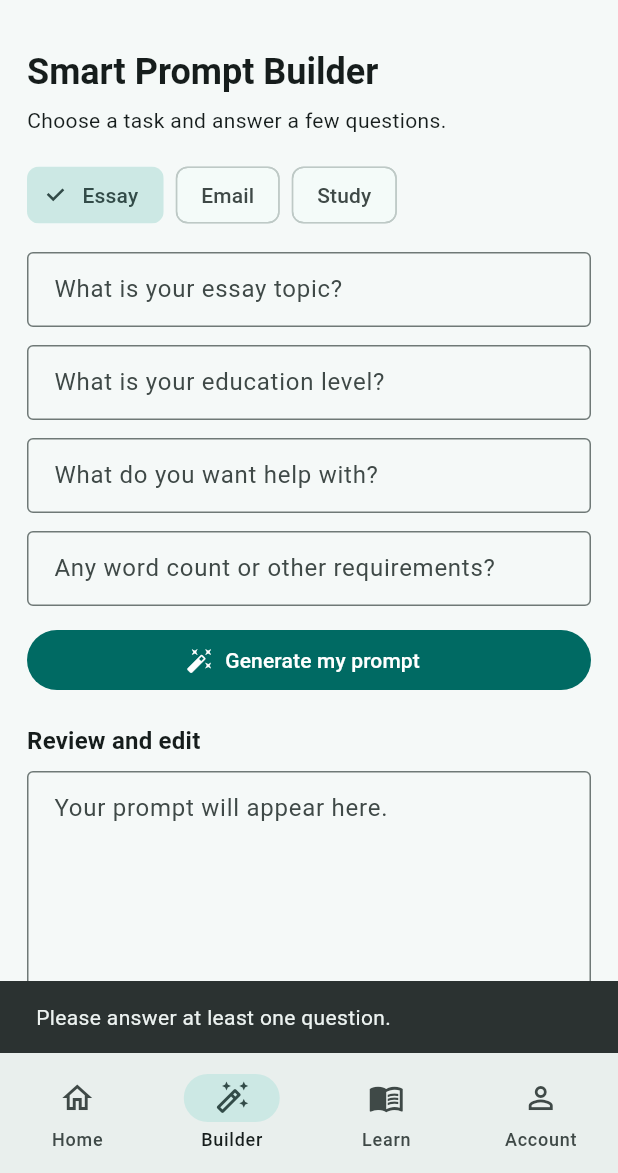
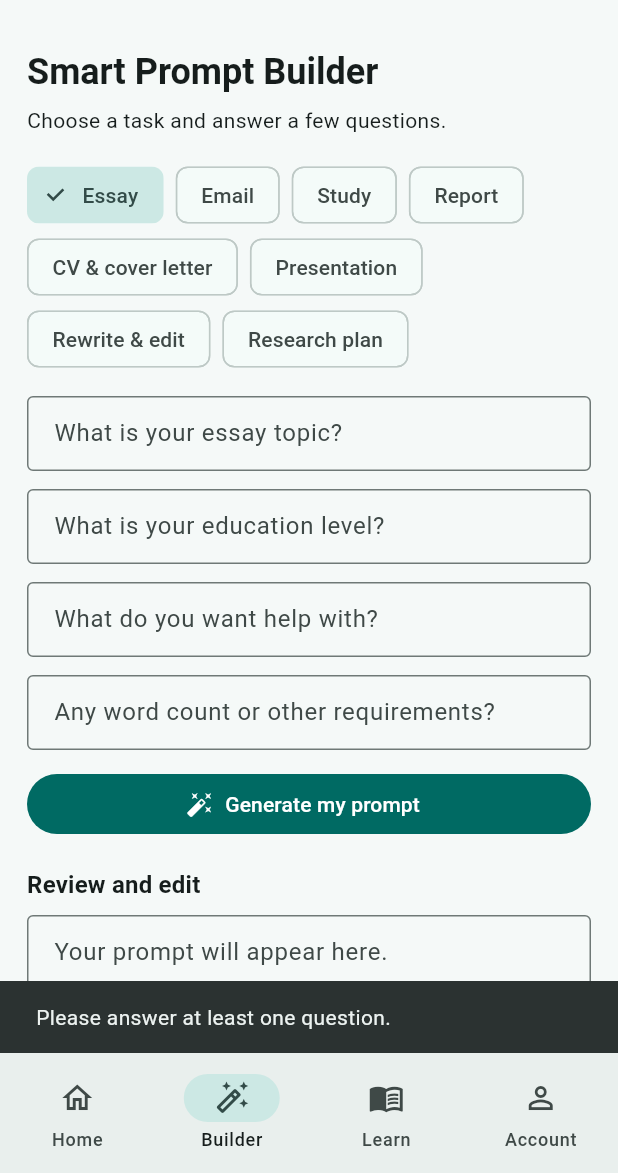
Before and after one commit to MarwaMossini/ask-better, a Flutter app: the screen it shows after launch, item 2 of the bottom bar chosen, after a tap on "Generate my prompt", on a phone screen of 412 x 824 dp, the part 63-1236 px from its top. Run offline on Flutter 3.47's test engine with Material 3 defaults, Android fonts, the phone set to English and light mode, and no system bars; our stand-ins replace material_ui.

Commit message:
Expand the bilingual prompt builder with five guided tasks

```diff
--- a/lib/main.dart
+++ b/lib/main.dart
@@ -298,6 +298,36 @@ const _questions = <String, List<PromptQuestion>>{
     PromptQuestion('What is difficult or confusing?', 'কোন অংশটি কঠিন লাগছে?'),
     PromptQuestion('What kind of examples would help?', 'কেমন উদাহরণে বুঝতে সুবিধা হবে?'),
   ],
+  'report': [
+    PromptQuestion('What is the report about?', 'প্রতিবেদনের বিষয় কী?'),
+    PromptQuestion('Who will read it?', 'কারা এটি পড়বেন?'),
+    PromptQuestion('What findings or data can I use?', 'কোন ফলাফল বা তথ্য ব্যবহার করা যাবে?'),
+    PromptQuestion('What sections or length are required?', 'কোন অংশ বা দৈর্ঘ্য প্রয়োজন?'),
+  ],
+  'career': [
+    PromptQuestion('What role are you applying for?', 'কোন পদের জন্য আবেদন করছেন?'),
+    PromptQuestion('Do you need a CV or a cover letter?', 'সিভি নাকি কভার লেটার দরকার?'),
+    PromptQuestion('What skills or experience should it include?', 'কোন দক্ষতা বা অভিজ্ঞতা রাখতে হবে?'),
+    PromptQuestion('Which job requirements should it address?', 'চাকরির কোন শর্তগুলো তুলে ধরতে হবে?'),
+  ],
+  'presentation': [
+    PromptQuestion('What are you presenting?', 'কী নিয়ে উপস্থাপনা করবেন?'),
+    PromptQuestion('Who is the audience?', 'শ্রোতা কারা?'),
+    PromptQuestion('How long is the presentation?', 'উপস্থাপনার সময় কত?'),
+    PromptQuestion('What key points must it cover?', 'কোন মূল বিষয়গুলো রাখতে হবে?'),
+  ],
+  'revision': [
+    PromptQuestion('What text would you like to revise?', 'কোন লেখাটি সংশোধন করতে চান?'),
+    PromptQuestion('What should improve?', 'কোন বিষয়টি উন্নত করতে চান?'),
+    PromptQuestion('Who will read it?', 'কারা এটি পড়বেন?'),
+    PromptQuestion('What tone or length should it have?', 'ভাষার ধরন বা দৈর্ঘ্য কেমন হবে?'),
+  ],
+  'research': [
+    PromptQuestion('What topic are you investigating?', 'কোন বিষয় নিয়ে গবেষণা করছেন?'),
+    PromptQuestion('What do you want to find out?', 'কী জানতে চান?'),
+    PromptQuestion('What sources or data can you access?', 'কোন সূত্র বা তথ্য ব্যবহার করতে পারবেন?'),
+    PromptQuestion('What limits or deadlines apply?', 'কী সীমাবদ্ধতা বা সময়সীমা আছে?'),
+  ],
 };
 
 class PromptBuilder extends StatefulWidget {
@@ -354,6 +384,16 @@ class _PromptBuilderState extends State<PromptBuilder> {
       'email' => t(
           'Draft a clear, polite email based only on my details. Include a suitable subject line. Do not invent names, promises or circumstances.',
           'শুধু আমার দেওয়া তথ্য দিয়ে একটি স্পষ্ট ও ভদ্র ইমেইল লিখুন। উপযুক্ত বিষয় লিখুন। নাম বা পরিস্থিতি নিজের থেকে বানাবেন না।'),
+      'report' => t('Outline a report with a clear purpose, findings, limitations and next steps. Flag missing evidence.',
+          'উদ্দেশ্য, ফলাফল, সীমাবদ্ধতা ও পরবর্তী পদক্ষেপসহ প্রতিবেদনের রূপরেখা দিন। প্রমাণের ঘাটতি চিহ্নিত করুন।'),
+      'career' => t('Help me tailor my CV or cover letter to this opportunity using only my real experience. Suggest stronger phrasing and flag gaps.',
+          'শুধু আমার বাস্তব অভিজ্ঞতা ব্যবহার করে সুযোগটির জন্য সিভি বা কভার লেটার সাজাতে সাহায্য করুন। ভালো বাক্য প্রস্তাব করুন এবং ঘাটতি চিহ্নিত করুন।'),
+      'presentation' => t('Create a slide-by-slide outline with short speaker notes and a clear closing. Identify claims that need evidence.',
+          'সংক্ষিপ্ত বক্তার নোট ও স্পষ্ট উপসংহারসহ প্রতিটি স্লাইডের রূপরেখা দিন। কোন দাবির প্রমাণ দরকার তা চিহ্নিত করুন।'),
+      'revision' => t('Revise the supplied text for clarity. Keep its meaning and facts, and briefly explain your changes.',
+          'মূল অর্থ ও তথ্য ঠিক রেখে লেখাটি আরও স্পষ্ট করুন। পরিবর্তনগুলো সংক্ষেপে ব্যাখ্যা করুন।'),
+      'research' => t('Turn this idea into a focused research question and a practical plan. Suggest search terms and evidence to look for. Do not invent sources.',
+          'ধারণাটি থেকে একটি নির্দিষ্ট গবেষণা প্রশ্ন ও বাস্তবসম্মত পরিকল্পনা তৈরি করুন। অনুসন্ধানের শব্দ ও প্রয়োজনীয় প্রমাণ প্রস্তাব করুন। সূত্র বানাবেন না।'),
       _ => t(
           'Act as a patient tutor. Explain the topic step by step at my level, give a worked example, then three practice questions with answers separated from the questions.',
           'ধৈর্যশীল শিক্ষক হিসেবে আমার স্তর অনুযায়ী ধাপে ধাপে বুঝিয়ে দিন, একটি সমাধানসহ উদাহরণ দিন, তারপর তিনটি অনুশীলনী প্রশ্ন ও আলাদা উত্তর দিন।'),
@@ -379,11 +419,16 @@ class _PromptBuilderState extends State<PromptBuilder> {
       Text(t('Choose a task and answer a few questions.', 'একটি কাজ বেছে নিয়ে কয়েকটি প্রশ্নের উত্তর দিন।')),
       const SizedBox(height: 16),
       Wrap(spacing: 8, children: [
-        for (final item in ['essay', 'email', 'study'])
+        for (final item in _questions.keys)
           ChoiceChip(
             label: Text(switch (item) {
               'essay' => t('Essay', 'রচনা'),
               'email' => t('Email', 'ইমেইল'),
+              'report' => t('Report', 'প্রতিবেদন'),
+              'career' => t('CV & cover letter', 'সিভি ও কভার লেটার'),
+              'presentation' => t('Presentation', 'উপস্থাপনা'),
+              'revision' => t('Rewrite & edit', 'পুনর্লিখন ও সম্পাদনা'),
+              'research' => t('Research plan', 'গবেষণা পরিকল্পনা'),
               _ => t('Study', 'পড়াশোনা'),
             }),
             selected: category == item,
```
